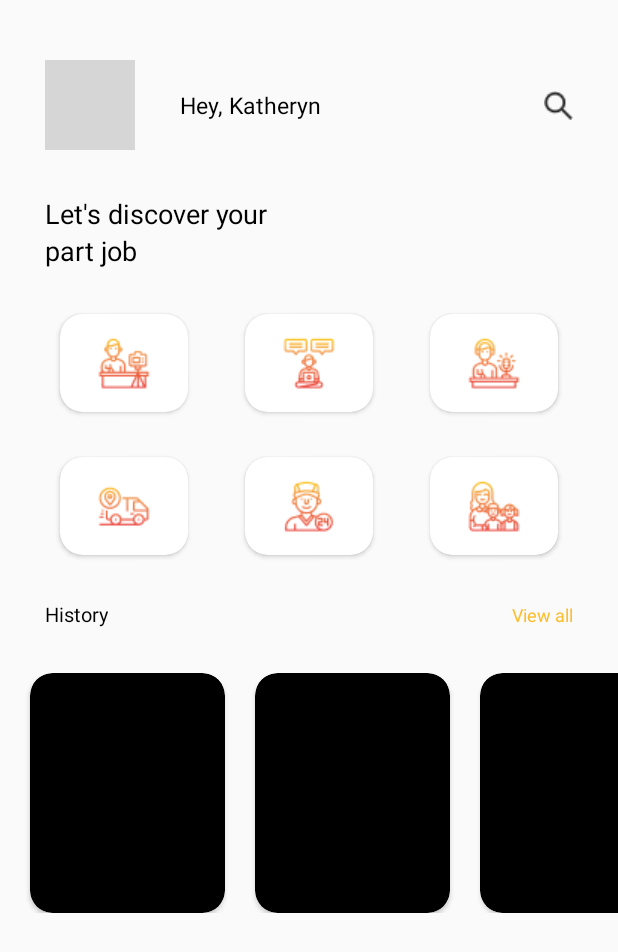
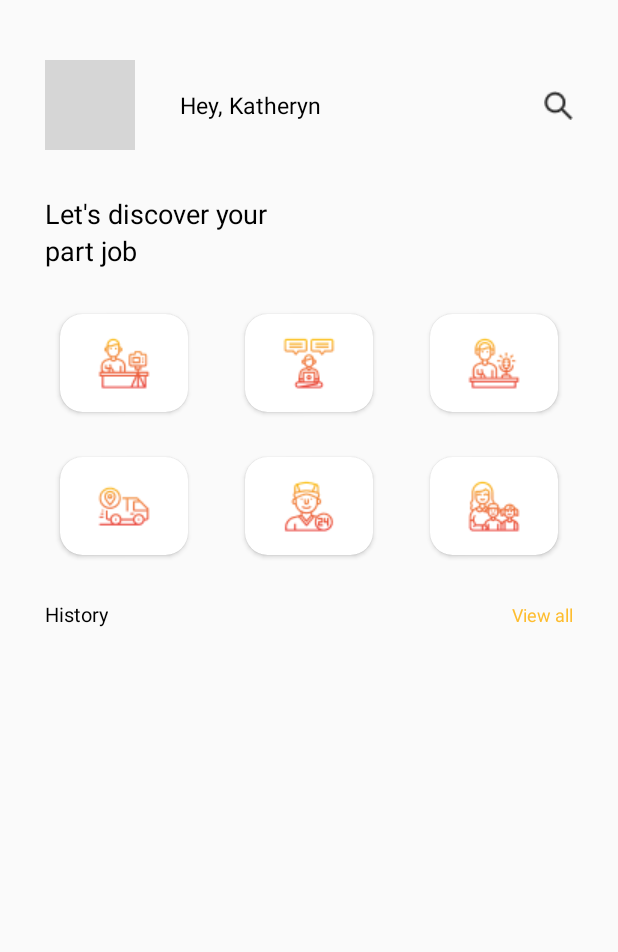
Before and after one commit to KevinDanudoro/SiJobs, an Android app: the layout fragment_home.xml on its own in the app's theme, with its tools: preview values and no code run, on a phone screen of 412 x 824 dp. Shown: the top 952 px of the screen. Run offline under Robolectric (Android 15) with nearby library versions, the phone set to English and light mode, and no system bars; Roboto replaces fonts that are not available here; grey boxes are pictures that could not be loaded.

Commit message:
add home fragment layout (belom kelar)

```diff
--- a/app/src/main/res/drawable/item_selector.xml
+++ b/app/src/main/res/drawable/item_selector.xml
@@ -1,8 +1,8 @@
 <?xml version="1.0" encoding="utf-8"?>
 <selector xmlns:android="http://schemas.android.com/apk/res/android">
 
-    <item android:state_pressed="true" android:drawable="@color/white"/>
-    <item android:state_checked="true" android:drawable="@color/white"/>
+    <item android:state_checked="true" android:drawable="@color/primary_yellow"/>
+    <item android:state_pressed="true" android:state_enabled="true" android:drawable="@color/primary_yellow"/>
     <item android:color="@color/white"/>
 
 </selector>
--- a/app/src/main/res/layout/activity_main.xml
+++ b/app/src/main/res/layout/activity_main.xml
@@ -15,11 +15,13 @@
         android:id="@+id/bottomNavigationView"
         android:layout_width="match_parent"
         android:layout_height="60dp"
-        app:layout_constraintBottom_toBottomOf="@+id/fl_Fragmment"
         android:layout_margin="15dp"
         android:background="@drawable/bg_bottomnavigation"
         app:menu="@menu/menu_btm_nav"
+        app:labelVisibilityMode="labeled"
         app:itemIconTint="@drawable/item_selector"
+        app:itemTextColor="@drawable/item_selector"
+        app:layout_constraintBottom_toBottomOf="parent"
         app:layout_constraintEnd_toEndOf="parent"
         app:layout_constraintHorizontal_bias="0.5"
         app:layout_constraintStart_toStartOf="parent" />
--- a/app/src/main/res/layout/fragment_home.xml
+++ b/app/src/main/res/layout/fragment_home.xml
@@ -188,40 +188,6 @@
         app:layout_constraintEnd_toEndOf="@+id/iv_search"
         app:layout_constraintTop_toTopOf="@+id/tv_history" />
 
-    <LinearLayout
-        android:layout_width="match_parent"
-        android:layout_height="wrap_content"
-        android:layout_marginTop="30dp"
-        app:layout_constraintTop_toBottomOf="@+id/tv_history">
-
-        <androidx.cardview.widget.CardView
-            android:layout_width="130dp"
-            android:layout_height="160dp"
-            android:layout_marginStart="20dp"
-            app:cardCornerRadius="15dp"
-            app:cardBackgroundColor="@color/black">
-
-        </androidx.cardview.widget.CardView>
-
-        <androidx.cardview.widget.CardView
-            android:layout_width="130dp"
-            android:layout_height="160dp"
-            android:layout_marginStart="20dp"
-            app:cardCornerRadius="15dp"
-            app:cardBackgroundColor="@color/black">
-
-        </androidx.cardview.widget.CardView>
-
-        <androidx.cardview.widget.CardView
-            android:layout_width="130dp"
-            android:layout_height="160dp"
-            android:layout_marginStart="20dp"
-            app:cardCornerRadius="15dp"
-            app:cardBackgroundColor="@color/black">
-
-        </androidx.cardview.widget.CardView>
 
 
-    </LinearLayout>
-
 </androidx.constraintlayout.widget.ConstraintLayout>
--- a/app/src/main/res/values/themes.xml
+++ b/app/src/main/res/values/themes.xml
@@ -13,4 +13,5 @@
         <item name="android:statusBarColor" tools:targetApi="l">?attr/colorPrimaryVariant</item>
         <!-- Customize your theme here. -->
     </style>
+
 </resources>
```
